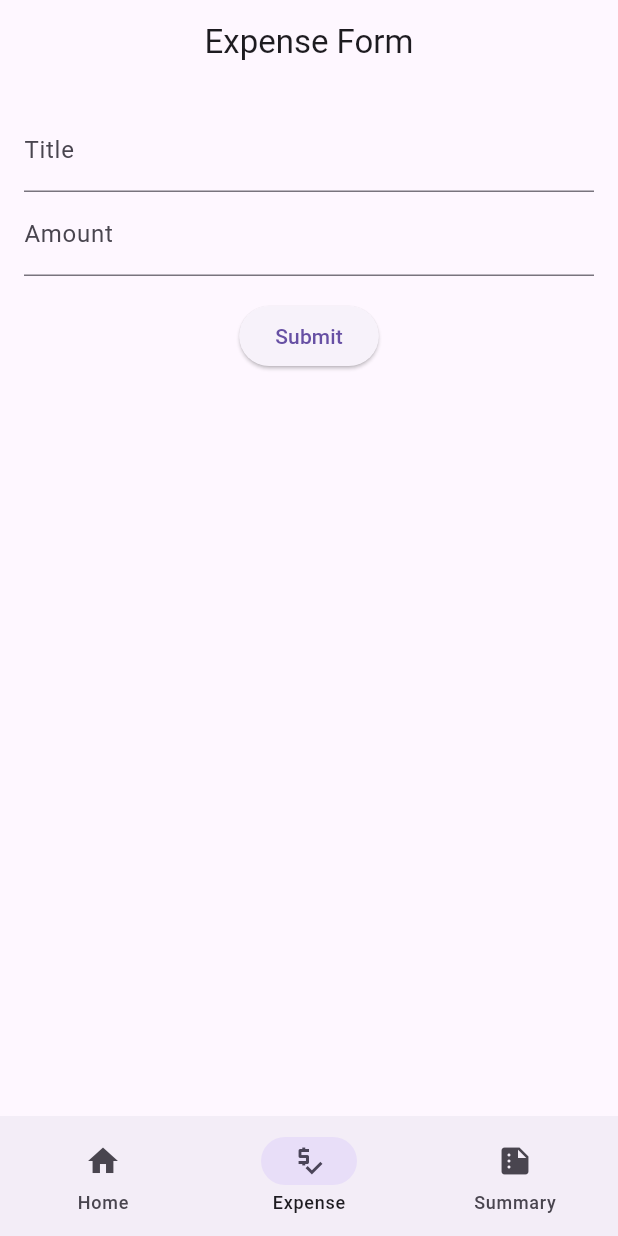
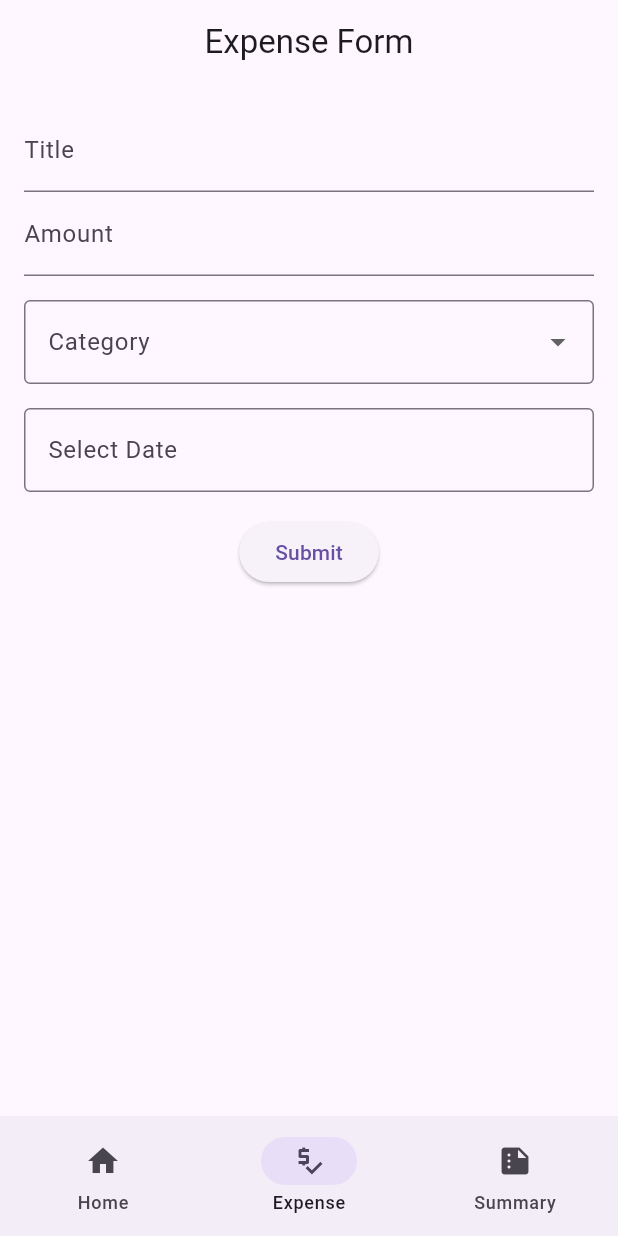
Before and after one commit to FiazMushfeq/Personal-Expense-Tracker, a Flutter app: the screen it shows after launch, item 2 of the bottom bar chosen, on a phone screen of 412 x 824 dp. Run offline on Flutter 3.47's test engine with Material 3 defaults, Android fonts, the phone set to English and light mode, and no system bars; missing offline and left inert: grpc, protobuf.

Commit message:
finished form

```diff
--- a/frontend/lib/forms/expense_form.dart
+++ b/frontend/lib/forms/expense_form.dart
@@ -1,5 +1,6 @@
 import 'package:flutter/material.dart';
 import 'package:flutter/services.dart';
+import 'package:intl/intl.dart';
 
 class ExpenseForm extends StatefulWidget {
   const ExpenseForm({super.key});
@@ -10,6 +11,16 @@ class ExpenseForm extends StatefulWidget {
 
 class _ExpenseFormState extends State<ExpenseForm> {
   final _formKey = GlobalKey<FormState>();
+  final TextEditingController _dateController = TextEditingController();
+  final List<String> _dropdownItems = [
+    'UNKNOWN',
+    'FOOD',
+    'TRANSPORT',
+    'SHOPPING',
+    'ENTERTAINMENT'
+  ];
+  late DateTime _selectedDate;
+  String? _selectedItem;
   String _title = '';
   double _amount = 0;
 
@@ -42,7 +53,8 @@ class _ExpenseFormState extends State<ExpenseForm> {
                   labelText: 'Amount',
                   hintText: 'Ex: 50.00',
                 ),
-                  keyboardType: const TextInputType.numberWithOptions(decimal: true),
+                keyboardType:
+                    const TextInputType.numberWithOptions(decimal: true),
                 inputFormatters: <TextInputFormatter>[
                   FilteringTextInputFormatter.allow(RegExp(r'^\d*\.?\d*')),
                 ],
@@ -58,7 +70,49 @@ class _ExpenseFormState extends State<ExpenseForm> {
                 },
                 onSaved: (value) {
                   _amount = value as double;
-                  }),
+                },
+              ),
+              const SizedBox(height: 16.0),
+              DropdownButtonFormField<String>(
+                decoration: const InputDecoration(
+                  labelText: 'Category',
+                  border: OutlineInputBorder(),
+                ),
+                value: _selectedItem,
+                items: _dropdownItems.map((String category) {
+                  return DropdownMenuItem(
+                      value: category, child: Text(category));
+                }).toList(),
+                onChanged: (String? newValue) {
+                  setState(() {
+                    _selectedItem = newValue;
+                  });
+                },
+                validator: (value) =>
+                    value == null ? 'Please select a category' : null,
+              ),
+              const SizedBox(height: 16.0),
+              TextFormField(
+                decoration: const InputDecoration(
+                  labelText: 'Select Date',
+                  border: OutlineInputBorder()
+                ),
+                readOnly: true,
+                onTap: () async {
+                  DateTime? pickedDate = await showDatePicker(
+                    context: context,
+                    initialDate: DateTime.now(),
+                    firstDate: DateTime(2000),
+                    lastDate: DateTime(2101)
+                  );
+                  if(pickedDate != null) {
+                    setState(() {
+                      _selectedDate = pickedDate;
+                      _dateController.text = DateFormat('yyyy-MM-dd').format(_selectedDate);
+                    });
+                  }
+                },
+              ),
               const SizedBox(height: 16.0),
               ElevatedButton(
                 onPressed: () {
--- a/frontend/pubspec.yaml
+++ b/frontend/pubspec.yaml
@@ -10,6 +10,7 @@ dependencies:
   flutter:
     sdk: flutter
   grpc: ^4.0.1
+  intl: ^0.20.1
   protobuf: ^3.1.0
 
 dev_dependencies:
```
Also changed, not shown: frontend/pubspec.lock, 2 other files. Lines whose indentation alone changed are shown as unchanged.
